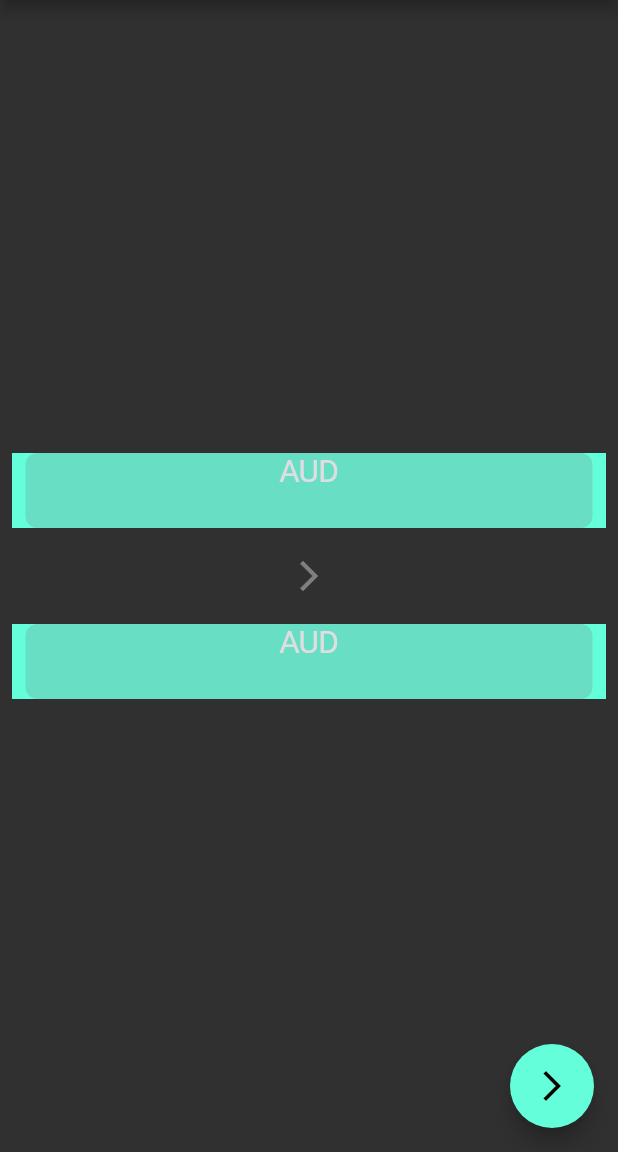
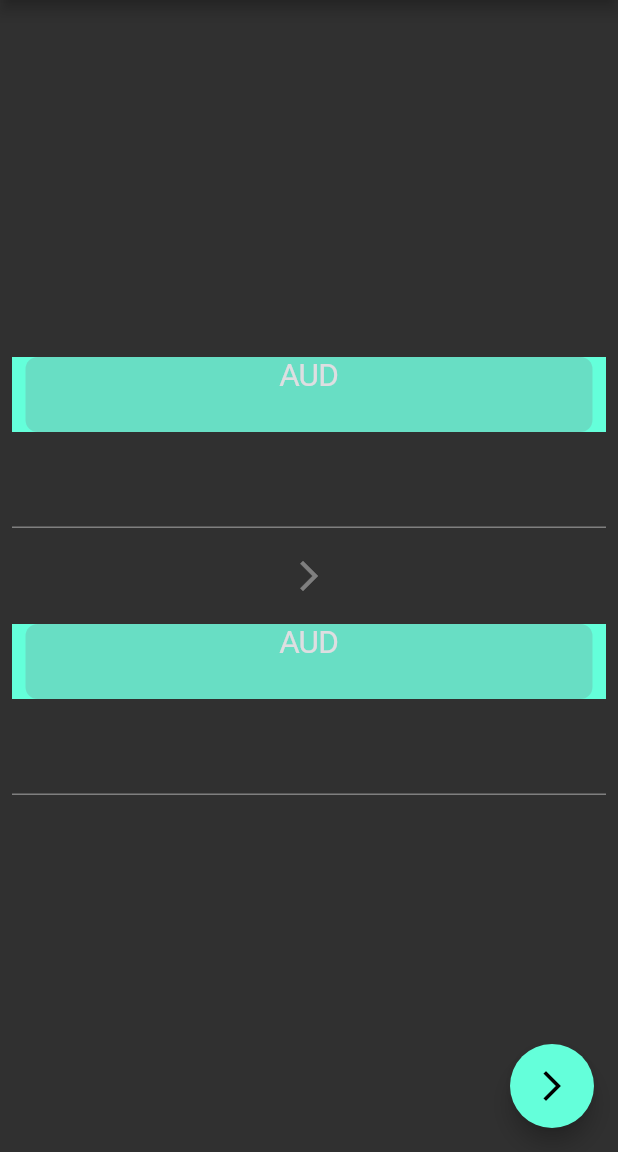
Before and after one commit to 1805ayush/Currency-Converter, a Flutter app: the screen it shows after launch, on a phone screen of 412 x 824 dp, the part 84-1236 px from its top. Run offline on Flutter 3.47's test engine with Material 2 defaults, Android fonts, the phone set to English and light mode, and no system bars.

```diff
--- a/lib/Components/reusable_card.dart
+++ b/lib/Components/reusable_card.dart
@@ -10,11 +10,21 @@ class ReusableCard extends StatelessWidget{
 
     return Container(
       child:
-        Padding(
-          padding: const EdgeInsets.all(8.0),
-          child: CurrencyPicker(
-              'USD'
-          ),
+        Column(
+          children: [
+            Padding(
+              padding: const EdgeInsets.all(8.0),
+              child: CurrencyPicker(
+                  'USD'
+              ),
+            ),
+            Padding(
+                padding:  const EdgeInsets.all(8.0),
+                child: TextField(
+
+                ),
+            )
+          ],
         )
     );
   }
```
